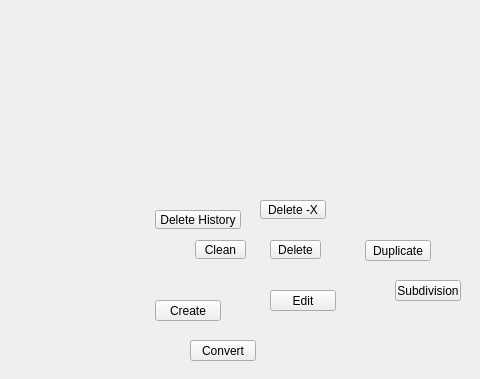
First picture: the form in radial/ui/uiLevel_2/edit_submenu.ui, repository m3trik/radial, before the edit; both pictures show x 0 to 480 and y 0 to 379 of the 600 by 600 pixel window.
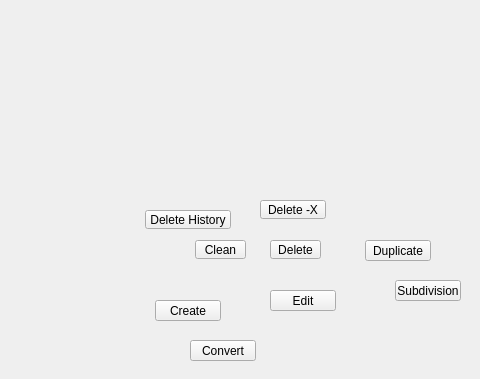
Second picture: the form after the edit. Custom widgets are drawn as their Qt base class.

What changed in the file:
```diff
--- a/radial/ui/uiLevel_2/edit_submenu.ui
+++ b/radial/ui/uiLevel_2/edit_submenu.ui
@@ -202,7 +202,7 @@
    <widget class="ToolButton" name="tb001">
     <property name="geometry">
      <rect>
-      <x>155</x>
+      <x>145</x>
       <y>210</y>
       <width>86</width>
       <height>19</height>
```
